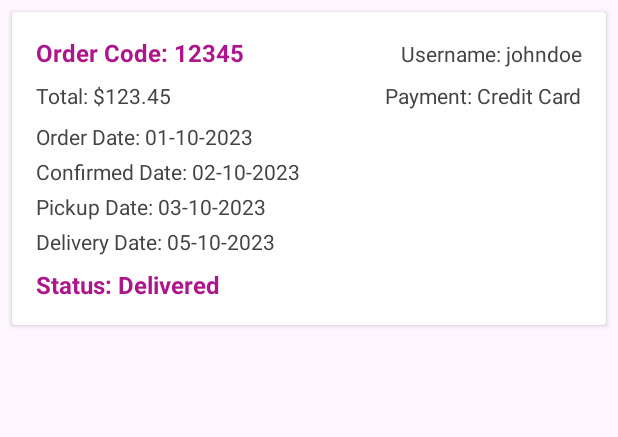
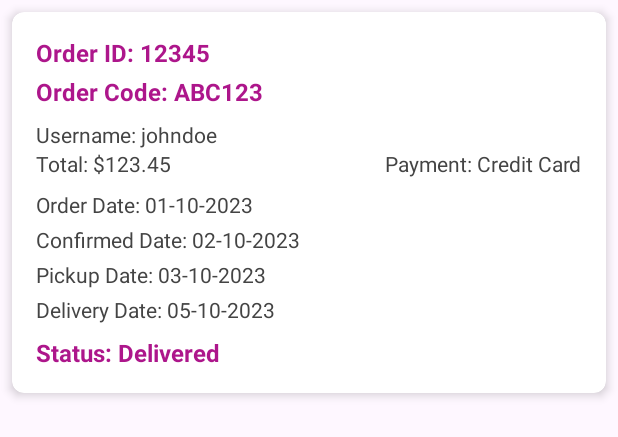
Before and after one commit to daoaduc/PRM382_QuatShop, an Android app: the layout order_item.xml on its own in the app's theme, with its tools: preview values and no code run, on a phone screen of 412 x 824 dp. Shown: the top 437 px of the screen. Run offline under Robolectric (Android 15) with nearby library versions, the phone set to English and light mode, and no system bars.

Commit message:
order history update

```diff
--- a/app/src/main/java/com/example/prm392/activity/User/AccountFragment.java
+++ b/app/src/main/java/com/example/prm392/activity/User/AccountFragment.java
@@ -107,6 +107,7 @@ public class AccountFragment extends Fragment {
 
             @Override
             public void onItemClick(int position) {
+                Log.d("AccountFragment", "Option clicked: " + position);
                 switch (position) {
                     case 0:
                         // Edit Profiles clicked
@@ -121,11 +122,16 @@ public class AccountFragment extends Fragment {
                         if (account != null && account.getRoleID() == 1) {
                             intent = new Intent(getActivity(), ProductList.class);
                             startActivity(intent);
+                        }else{
+                            intent = new Intent(getActivity(), OrderHistoryActivity.class);
+                            intent.putExtra("account", account);
+                            startActivity(intent);
                         }
                         break;
 
                     case 2:
                         // My Order clicked
+                        Log.d("AccountFragment", "My Order clicked");
                         intent = new Intent(getActivity(), OrderHistoryActivity.class);
                         intent.putExtra("account", account);
                         startActivity(intent);
--- a/app/src/main/java/com/example/prm392/activity/User/ProductDetailActivity.java
+++ b/app/src/main/java/com/example/prm392/activity/User/ProductDetailActivity.java
@@ -36,7 +36,7 @@ public class ProductDetailActivity extends AppCompatActivity {
     private TextView productName, productPrice, productDetails;
     private EditText productQuantity;
     private Button addToCartButton;
-    private ImageButton btnDecrease, btnIncrease;
+    private ImageButton btnDecrease, btnIncrease, btnBack;
     private ExecutorService executorService;
     CartDAO cartDAO;
     @SuppressLint("SetTextI18n")
@@ -53,7 +53,7 @@ public class ProductDetailActivity extends AppCompatActivity {
         btnDecrease = findViewById(R.id.btnDecrease);
         btnIncrease = findViewById(R.id.btnIncrease);
         executorService = Executors.newSingleThreadExecutor();
-
+        btnBack = findViewById(R.id.btn_back_product);
 
         CartDatabase db = CartDatabase.getInstance(this);  // Assuming you have a singleton instance of AppDatabase
         cartDAO = db.cartDAO();
@@ -64,6 +64,7 @@ public class ProductDetailActivity extends AppCompatActivity {
         fetchProductDetails(productID);
         btnDecrease.setOnClickListener(view -> decreaseQuantity());
         btnIncrease.setOnClickListener(view -> increaseQuantity());
+        btnBack.setOnClickListener(view -> onBackPressed());
 
         addToCartButton.setOnClickListener(new View.OnClickListener() {
             @Override
--- a/app/src/main/java/com/example/prm392/adapter/OrderAdapter.java
+++ b/app/src/main/java/com/example/prm392/adapter/OrderAdapter.java
@@ -33,14 +33,14 @@ public class OrderAdapter extends RecyclerView.Adapter<OrderAdapter.OrderViewHol
         Order order = orderList.get(position);
         holder.orderId.setText("Order ID: " + order.getOrderID());
         holder.orderCode.setText("Order Code: " + order.getOrderCode());
-        holder.username.setText("Username: " + order.getAccID());
+        holder.username.setText("Username: " + order.getAccID().getFullname());
         holder.totalMoney.setText("Total: $" + order.getTotalMoney());
         holder.paymentMethod.setText("Payment Method: " + order.getPaymentMethod());
         holder.orderDate.setText("Order Date: " + order.getOrderDate());
         holder.confirmedDate.setText("Confirmed Date: " + order.getConfirmedDate());
         holder.pickupDate.setText("Pickup Date: " + order.getPickUpDate());
         holder.deliveryDate.setText("Delivery Date: " + order.getDeliveryDate());
-        holder.status.setText("Status: " + order.getStatus());
+        holder.status.setText("Status: " + order.getStatus().getStatus());
     }
 
     @Override
@@ -54,6 +54,7 @@ public class OrderAdapter extends RecyclerView.Adapter<OrderAdapter.OrderViewHol
 
         public OrderViewHolder(@NonNull View itemView) {
             super(itemView);
+            orderId=itemView.findViewById(R.id.orderId);
             orderCode = itemView.findViewById(R.id.orderCode);
             username = itemView.findViewById(R.id.username);
             totalMoney = itemView.findViewById(R.id.totalMoney);
--- a/app/src/main/res/layout/order_item.xml
+++ b/app/src/main/res/layout/order_item.xml
@@ -1,10 +1,13 @@
 <?xml version="1.0" encoding="utf-8"?>
 <androidx.cardview.widget.CardView
     xmlns:android="http://schemas.android.com/apk/res/android"
+    xmlns:app="http://schemas.android.com/apk/res-auto"
     android:layout_width="match_parent"
     android:layout_height="wrap_content"
     android:layout_margin="8dp"
-    android:background="#FFFFFF">
+    android:background="@android:color/white"
+    app:cardElevation="4dp"
+    app:cardCornerRadius="8dp">
 
     <LinearLayout
         android:layout_width="match_parent"
@@ -12,22 +15,29 @@
         android:orientation="vertical"
         android:padding="16dp">
 
-        <!-- Order Code and Username -->
-        <LinearLayout
-            android:layout_width="match_parent"
+        <!-- Order ID -->
+        <TextView
+            android:id="@+id/orderId"
+            android:layout_width="wrap_content"
             android:layout_height="wrap_content"
-            android:orientation="horizontal">
+            android:text="Order ID: 12345"
+            android:textColor="#ad168b"
+            android:textStyle="bold"
+            android:textSize="16sp"
+            android:layout_marginBottom="4dp" />
 
+        <!-- Order Code -->
         <TextView
             android:id="@+id/orderCode"
-                android:layout_width="0dp"
+            android:layout_width="wrap_content"
             android:layout_height="wrap_content"
-                android:layout_weight="1"
-                android:text="Order Code: 12345"
+            android:text="Order Code: ABC123"
             android:textColor="#ad168b"
+            android:textSize="16sp"
             android:textStyle="bold"
-                android:textSize="16sp" />
+            android:layout_marginBottom="8dp" />
 
+        <!-- Username -->
         <TextView
             android:id="@+id/username"
             android:layout_width="wrap_content"
@@ -35,14 +45,13 @@
             android:text="Username: johndoe"
             android:textColor="#444444"
             android:textSize="14sp" />
-        </LinearLayout>
 
         <!-- Total Money and Payment Method -->
         <LinearLayout
             android:layout_width="match_parent"
             android:layout_height="wrap_content"
             android:orientation="horizontal"
-            android:layout_marginTop="8dp">
+            android:layout_marginBottom="8dp">
 
             <TextView
                 android:id="@+id/totalMoney"
@@ -70,7 +79,7 @@
             android:text="Order Date: 01-10-2023"
             android:textColor="#444444"
             android:textSize="14sp"
-            android:layout_marginTop="8dp" />
+            android:layout_marginBottom="4dp" />
 
         <TextView
             android:id="@+id/confirmedDate"
@@ -79,7 +88,7 @@
             android:text="Confirmed Date: 02-10-2023"
             android:textColor="#444444"
             android:textSize="14sp"
-            android:layout_marginTop="4dp" />
+            android:layout_marginBottom="4dp" />
 
         <TextView
             android:id="@+id/pickupDate"
@@ -88,7 +97,7 @@
             android:text="Pickup Date: 03-10-2023"
             android:textColor="#444444"
             android:textSize="14sp"
-            android:layout_marginTop="4dp" />
+            android:layout_marginBottom="4dp" />
 
         <TextView
             android:id="@+id/deliveryDate"
@@ -97,7 +106,7 @@
             android:text="Delivery Date: 05-10-2023"
             android:textColor="#444444"
             android:textSize="14sp"
-            android:layout_marginTop="4dp" />
+            android:layout_marginBottom="8dp" />
 
         <!-- Status -->
         <TextView
@@ -107,8 +116,6 @@
             android:text="Status: Delivered"
             android:textColor="#ad168b"
             android:textStyle="bold"
-            android:layout_marginTop="8dp"
             android:textSize="16sp" />
-
     </LinearLayout>
 </androidx.cardview.widget.CardView>
```
Also changed, not shown: app/src/main/java/com/example/prm392/DAO/OrderDAO.java (+25 -28 lines), app/src/main/java/com/example/prm392/activity/User/OrderHistoryActivity.java (+40 -9 lines), app/src/main/res/layout/activity_order_history.xml (+31 -1 lines), app/src/main/res/layout/activity_product_detail.xml (+16 -3 lines). Lines whose indentation alone changed are shown as unchanged.
